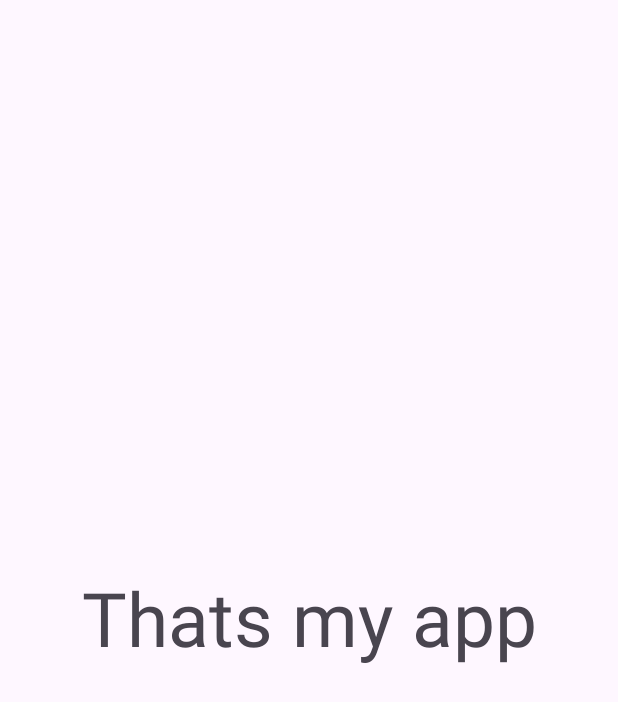
After one commit to Wikcis/Calculator, an Android app: the AboutScreen screen opened directly, with no data from a screen before it, on a phone screen of 412 x 824 dp. The commit adds this screen. Shown: the top 702 px of the screen. Run offline under Robolectric (Android 15) with nearby library versions, the phone set to English and light mode, and no system bars.

Commit message:
Add screens, add buttons on advanced screen

```diff
--- a/app/src/main/AndroidManifest.xml
+++ b/app/src/main/AndroidManifest.xml
@@ -12,6 +12,9 @@
         android:supportsRtl="true"
         android:theme="@style/Theme.Calculator"
         tools:targetApi="31">
+        <activity
+            android:name=".AboutScreen"
+            android:exported="false" />
         <activity
             android:name=".AdvancedCalcScreen"
             android:exported="false" />
--- /dev/null
+++ b/app/src/main/java/com/example/calculator/AboutScreen.kt
@@ -0,0 +1,20 @@
+package com.example.calculator
+
+import android.os.Bundle
+import androidx.activity.enableEdgeToEdge
+import androidx.appcompat.app.AppCompatActivity
+import androidx.core.view.ViewCompat
+import androidx.core.view.WindowInsetsCompat
+
+class AboutScreen : AppCompatActivity() {
+    override fun onCreate(savedInstanceState: Bundle?) {
+        super.onCreate(savedInstanceState)
+        enableEdgeToEdge()
+        setContentView(R.layout.activity_about_screen)
+        ViewCompat.setOnApplyWindowInsetsListener(findViewById(R.id.main)) { v, insets ->
+            val systemBars = insets.getInsets(WindowInsetsCompat.Type.systemBars())
+            v.setPadding(systemBars.left, systemBars.top, systemBars.right, systemBars.bottom)
+            insets
+        }
+    }
+}
--- /dev/null
+++ b/app/src/main/res/layout/activity_about_screen.xml
@@ -0,0 +1,23 @@
+<?xml version="1.0" encoding="utf-8"?>
+<androidx.constraintlayout.widget.ConstraintLayout xmlns:android="http://schemas.android.com/apk/res/android"
+    xmlns:app="http://schemas.android.com/apk/res-auto"
+    xmlns:tools="http://schemas.android.com/tools"
+    android:id="@+id/main"
+    android:layout_width="match_parent"
+    android:layout_height="match_parent"
+    tools:context=".AboutScreen">
+
+    <TextView
+        android:id="@+id/textView"
+        android:layout_width="0dp"
+        android:layout_height="0dp"
+        android:autoSizeMaxTextSize="50dp"
+        android:autoSizeMinTextSize="16dp"
+        android:autoSizeTextType="uniform"
+        android:gravity="center"
+        android:text="Thats my app"
+        app:layout_constraintBottom_toBottomOf="parent"
+        app:layout_constraintEnd_toEndOf="parent"
+        app:layout_constraintStart_toStartOf="parent"
+        app:layout_constraintTop_toTopOf="parent" />
+</androidx.constraintlayout.widget.ConstraintLayout>
```
Also changed, not shown: app/src/main/java/com/example/calculator/AdvancedCalcScreen.kt (+112 -2 lines), app/src/main/java/com/example/calculator/HomeScreen.kt (+9 -0 lines).
